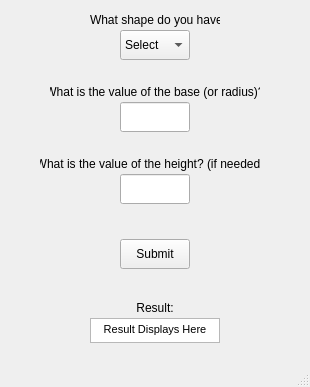
First picture: the form in areaInput.ui, repository Da-RA-21/Project_1, before the edit.
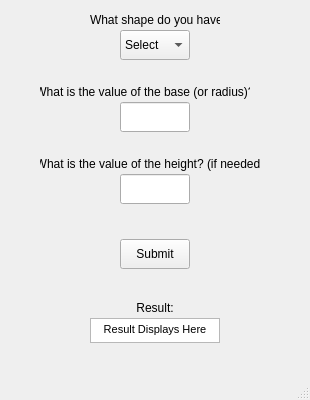
Second picture: the form after the edit.

Commit message: The window is now non-resizable and input fields are now hidden and shown as they are needed

Patch:
```diff
--- a/areaInput.ui
+++ b/areaInput.ui
@@ -7,9 +7,27 @@
     <x>0</x>
     <y>0</y>
     <width>310</width>
-    <height>387</height>
+    <height>400</height>
    </rect>
   </property>
+  <property name="sizePolicy">
+   <sizepolicy hsizetype="Fixed" vsizetype="Fixed">
+    <horstretch>0</horstretch>
+    <verstretch>0</verstretch>
+   </sizepolicy>
+  </property>
+  <property name="minimumSize">
+   <size>
+    <width>310</width>
+    <height>400</height>
+   </size>
+  </property>
+  <property name="maximumSize">
+   <size>
+    <width>310</width>
+    <height>400</height>
+   </size>
+  </property>
   <property name="windowTitle">
    <string>Areas of Shapes</string>
   </property>
@@ -33,7 +51,7 @@
    <widget class="QLabel" name="baseLabel">
     <property name="geometry">
      <rect>
-      <x>50</x>
+      <x>40</x>
       <y>82</y>
       <width>210</width>
       <height>20</height>
```
The commit also changes 3 other files.
